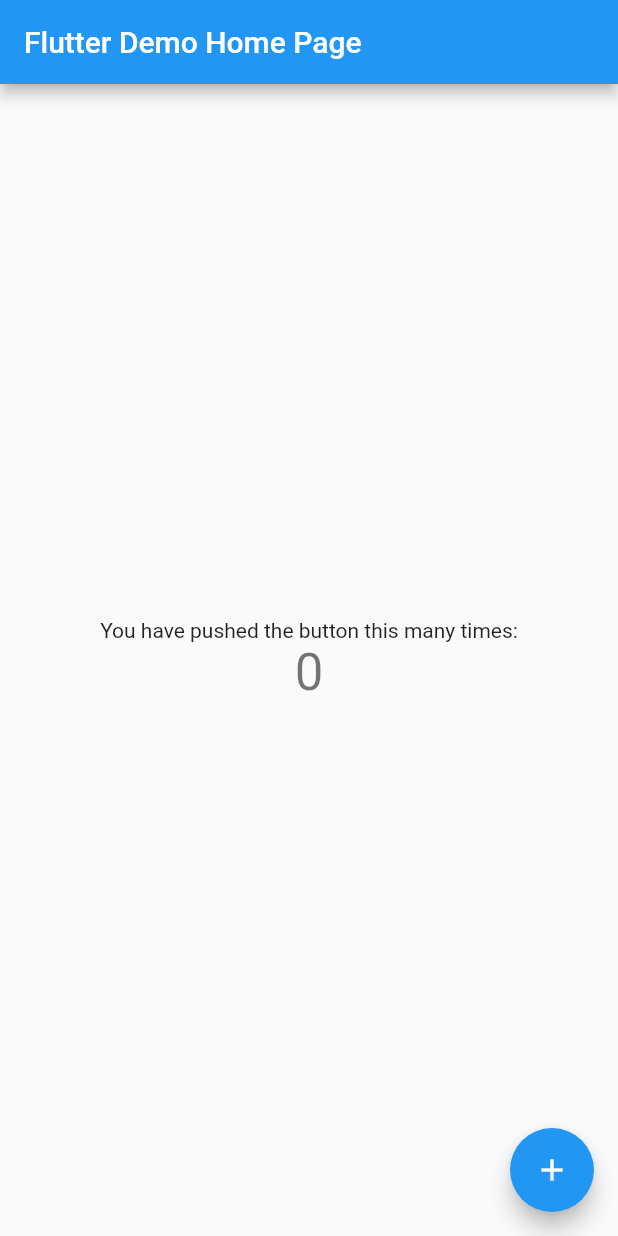
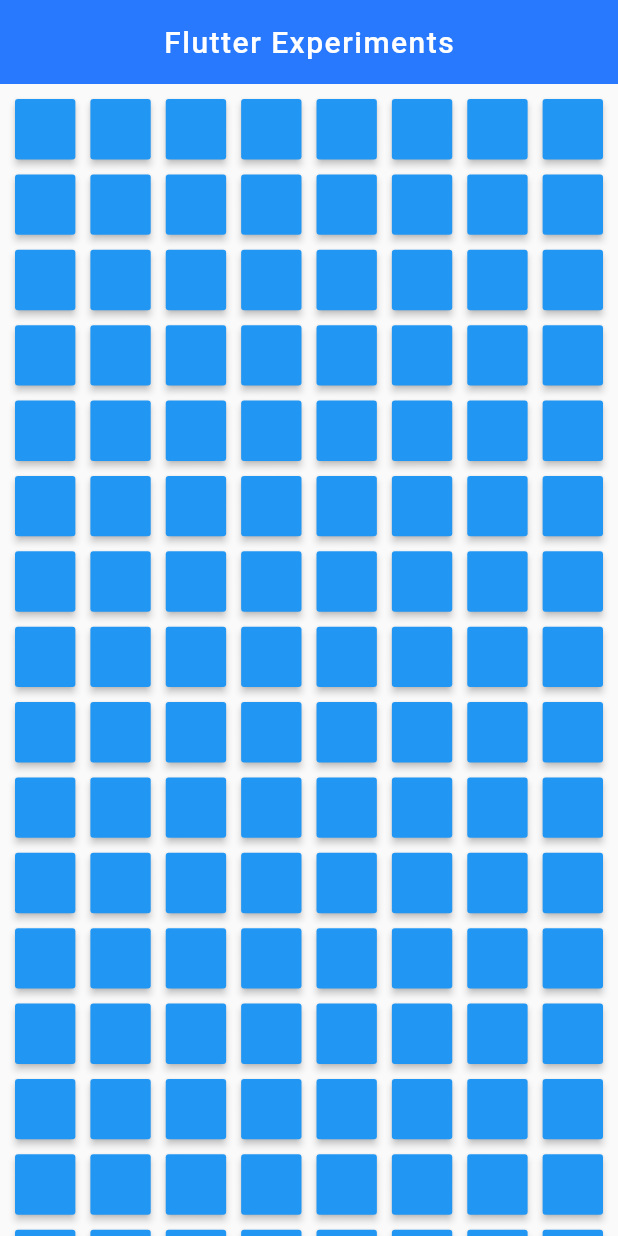
Before and after one commit to xcv58/flutter-minesweeper, a Flutter app: the screen it shows after launch, on a phone screen of 412 x 824 dp. Run offline on Flutter 3.47's test engine with Material 2 defaults, Android fonts, the phone set to English and light mode, and no system bars; Roboto replaces fonts that are missing (Nunito).

Commit message:
Workable example without area reveal

```diff
--- a/lib/main.dart
+++ b/lib/main.dart
@@ -1,13 +1,17 @@
+import 'dart:math';
+import 'dart:ui';
 import 'package:flutter/material.dart';
 
 void main() => runApp(MyApp());
+
+var N = 8, M = 30, LEN = M * N;
 
 class MyApp extends StatelessWidget {
   // This widget is the root of your application.
   @override
   Widget build(BuildContext context) {
     return MaterialApp(
-      title: 'Flutter Demo',
+      title: 'Flutter Experiments 123',
       theme: ThemeData(
         // This is the theme of your application.
         //
@@ -20,8 +24,201 @@ class MyApp extends StatelessWidget {
         // is not restarted.
         primarySwatch: Colors.blue,
       ),
-      home: MyHomePage(title: 'Flutter Demo Home Page'),
+      home: Home(),
     );
+  }
+}
+
+class Home extends StatelessWidget {
+  @override
+  Widget build(BuildContext context) {
+    return Scaffold(
+      appBar: new AppBar(
+        elevation: 0.0,
+        title: new Text("Flutter Experiments",
+          style: new TextStyle(
+            color: Colors.white,
+            fontFamily: 'Nunito',
+            letterSpacing: 1.0
+          ),
+        ),
+        backgroundColor: new Color(0xFF2979FF),
+        centerTitle: true
+      ),
+      body:new HomeContent()
+    );
+  }
+}
+
+class HomeContent extends StatefulWidget {
+  @override
+  _HomeContentState createState() => _HomeContentState();
+}
+
+String getContent(n) {
+  if (n == -4) {
+    return "💀";
+  }
+  if (n == -2 || n == -3) {
+    return "💣";
+  }
+  if (n > 0 && n < 9) {
+    return n.toString();
+  }
+  return "";
+}
+
+class _HomeContentState extends State<HomeContent>{
+  List state = [];
+  int finish = 0;
+  @override
+  void initState() {
+    setState(() {
+      state = List.generate(LEN, (i) => i < LEN / 5 ? -1 : 0)..shuffle();
+      finish = 0;
+    });
+  }
+
+  @override
+  Widget build(BuildContext context) {
+    var buttons = List.from(state.asMap().keys).map((i) => ButtonTheme(
+      // minWidth: 36,
+      // height: 36,
+      child: GestureDetector(
+        onLongPress: () {
+          debugPrint('long press');
+          // -1 is unchecked
+          // -2 is marked correct
+          // -3 is marked incorrect
+          // -4 is clicked incorrect
+          setState(() {
+            if (state[i] == -1) {
+              state[i] = -2;
+            } else if (state[i] == -2 || state[i] == -3) {
+              state[i] = 0;
+            } else {
+              state[i] = -3;
+            }
+          });
+        },
+        child: RaisedButton(
+          child: Text(getContent(state[i])),
+          onPressed: state[i] <= 0 ? () {
+            // TODO: if current = -1, fail
+            setState(() {
+            // TODO: collect number
+              if (state[i] == -1) {
+                state[i] = -4;
+                return finish = -1;
+              }
+              if (state[i] < -1) {
+                return state[i];
+              }
+              var x = (i / N).toInt(), y = i % N;
+              debugPrint('onPressed index: ${i}; ${x}, ${y}');
+              var count = 0;
+              for (var i = -1; i < 2; i++) {
+                for (var j = -1; j < 2; j++) {
+                  var xi = x + i, yj = y + j;
+                  debugPrint('$xi, $yj');
+                  if (xi < 0 || xi >= M) {
+                    continue;
+                  }
+                  if (yj < 0 || yj >= N) {
+                    continue;
+                  }
+                  var neighbor = state[xi*N+yj];
+                  debugPrint('$xi, $yj: state[${xi*N+yj}] = $neighbor');
+                  count += (neighbor == -1 || neighbor == -2) ? 1 : 0;
+                }
+              }
+              state[i] = count == 0 ? 9 : count;
+            });
+          } : null,
+      ),
+      )
+    )
+    );
+    return new Center(
+      // child: CustomPaint(
+        child: GridView.count(
+          crossAxisCount: N,
+          crossAxisSpacing: 10,
+          mainAxisSpacing: 10,
+          // padding: 10,
+          padding: const EdgeInsets.only(left: 10, right: 10, top: 10, bottom: 30),
+          children: buttons.toList(),
+        ),
+      // ),
+    );
+    // return new Center(
+    //   child: new Container(
+    //     height: 100,
+    //     width: 100,
+    //     child: new CustomPaint(
+    //       foregroundPainter: new MyPainter(
+    //           lineColor: Colors.amber,
+    //           completeColor: Colors.blueAccent,
+    //           completePercent: percentage,
+    //           width: 0
+    //       ),
+    //       child: new Padding(
+    //         padding: const EdgeInsets.all(8.0),
+    //         child: new RaisedButton(
+    //             color: Colors.purple,
+    //             splashColor: Colors.blueAccent,
+    //             shape: new RoundedRectangleBorder(),
+    //             // shape: new CircleBorder(),
+    //             child: new Text("1"),
+    //             // onPressed: () { setState(() { percentage += 10.0; if(percentage>100.0){ percentage=0.0; } }); }
+    //             // onPressed: null,
+    //             onPressed: () { return null; },
+    //             ),
+    //       ),
+    //     ),
+    //   ),
+    // );
+  }
+}
+
+class MyPainter extends CustomPainter{
+  Color lineColor;
+  Color completeColor;
+  double completePercent;
+  double width;
+  MyPainter({this.lineColor,this.completeColor,this.completePercent,this.width});
+  @override
+  void paint(Canvas canvas, Size size) {
+    Paint line = new Paint()
+        ..color = lineColor
+        ..strokeCap = StrokeCap.round
+        ..style = PaintingStyle.stroke
+        ..strokeWidth = width;
+    Paint complete = new Paint()
+      ..color = completeColor
+      ..strokeCap = StrokeCap.round
+      ..style = PaintingStyle.stroke
+      ..strokeWidth = width;
+    Offset center  = new Offset(size.width/2, size.height/2);
+    double radius  = min(size.width/2,size.height/2);
+    canvas.drawCircle(
+        center,
+        radius,
+        line
+    );
+    double arcAngle = 2*pi* (completePercent/100);
+    canvas.drawArc(
+        new Rect.fromCircle(center: center,radius: radius),
+        -pi/2,
+        arcAngle,
+        false,
+        complete
+    );
+  }
+
+  @override
+  bool shouldRepaint(CustomPainter oldDelegate) {
+    return true;
   }
 }
 
```
